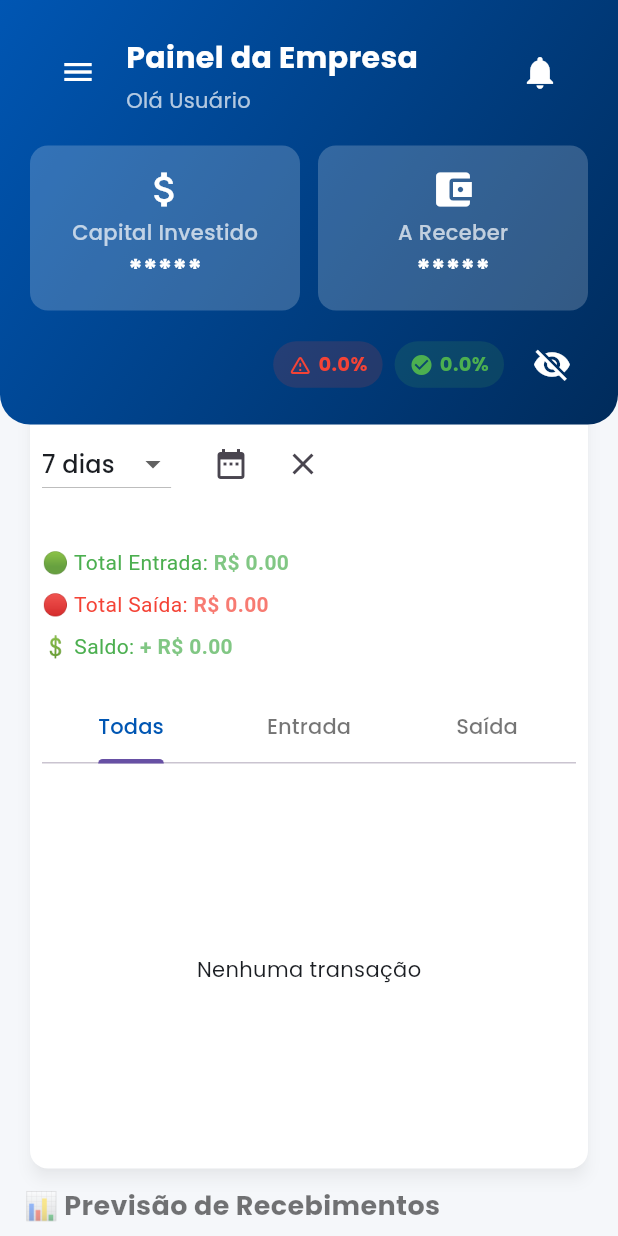
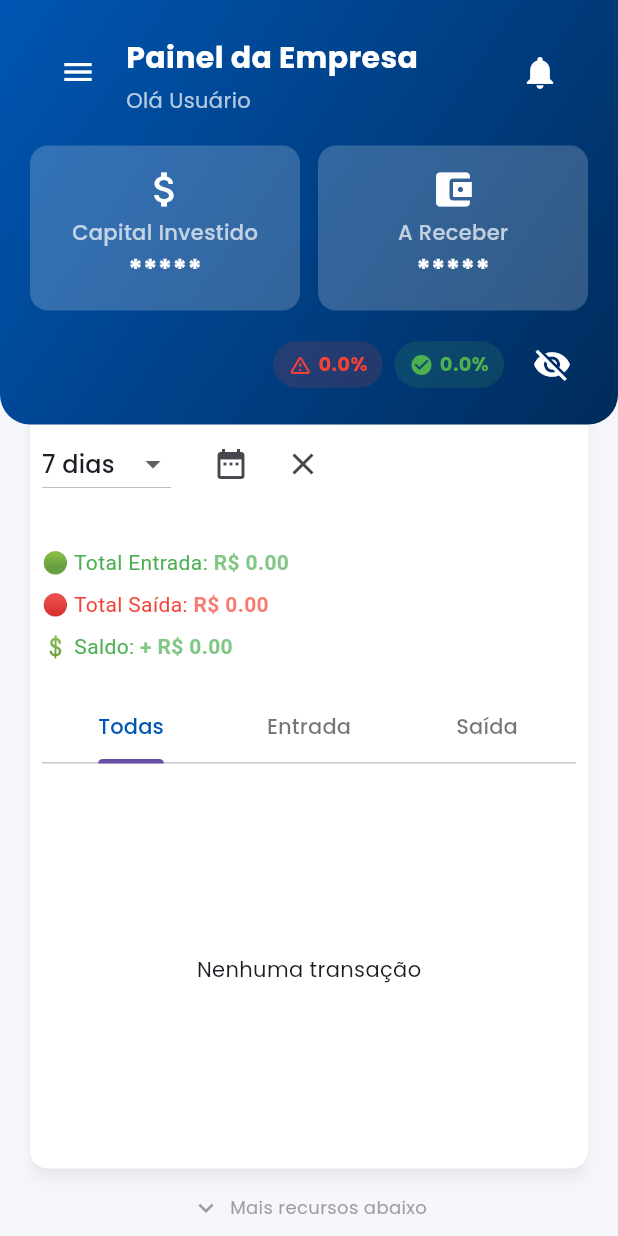
Before and after one commit to guilherme0290/emprestimo_frontend_luci, a Flutter app: the HomeEmpresaScreen widget shown alone on an empty page, opened directly, scrolled down 576 dp, on a phone screen of 412 x 824 dp. Run offline on Flutter 3.47's test engine with Material 3 defaults, Android fonts, the phone set to English and light mode, and no system bars; drawn by our look-alikes of badges; our stand-ins replace awesome_dialog, dio, dropdown_search, firebase_core, firebase_messaging, fl_chart and 10 more; missing offline and left inert: cpf_cnpj_validator; accounts and stored records are empty; network calls fail.

Commit message:
melhoria de UX/UI na home empresa e cobrador

```diff
--- a/lib/screens/home/home_empresa_screen.dart
+++ b/lib/screens/home/home_empresa_screen.dart
@@ -11,6 +11,7 @@ import 'package:emprestimos_app/widgets/parcelas_relevantes.dart';
 import 'package:emprestimos_app/widgets/previsao_recebimento_horizontal.dart';
 import 'package:emprestimos_app/widgets/resumo_painel_widget.dart';
 import 'package:emprestimos_app/widgets/resumo_trasacoes.dart';
+import 'package:emprestimos_app/widgets/scroll_hint.dart';
 import 'package:flutter/material.dart';
 import 'package:provider/provider.dart';
 
@@ -173,6 +174,9 @@ class _HomeEmpresaScreenState extends State<HomeEmpresaScreen> {
                               );
                       },
                     ),
+                    const SizedBox(height: 12),
+                    const ScrollHint(label: "Mais recursos abaixo"),
+                    const SizedBox(height: 12),
                     LabelTitulo(titulo: "📊 Previsão de Recebimentos"),
                     const SizedBox(height: 12),
                     SizedBox(
--- a/lib/screens/home/home_vendedor_screen.dart
+++ b/lib/screens/home/home_vendedor_screen.dart
@@ -12,6 +12,7 @@ import 'package:emprestimos_app/widgets/label_titulo.dart';
 import 'package:emprestimos_app/widgets/parcelas_relevantes.dart';
 import 'package:emprestimos_app/widgets/previsao_recebimento_horizontal.dart';
 import 'package:emprestimos_app/widgets/resumo_trasacoes.dart';
+import 'package:emprestimos_app/widgets/scroll_hint.dart';
 import 'package:flutter/material.dart';
 import 'package:provider/provider.dart';
 import '../../core/theme/theme.dart';
@@ -187,6 +188,8 @@ class _HomeVendedorScreenState extends State<HomeVendedorScreen> {
                       parcelas: emprestimoProvider.parcelas,
                       isLoading: false,
                     ),
+              const SizedBox(height: 8),
+              const ScrollHint(label: "Mais recursos abaixo"),
               const SizedBox(height: 20),
               // 🔹 Transações (agora aqui dentro, rolando junto)
               LabelTitulo(titulo: "📄 Transações"),
--- a/lib/widgets/parcelas_relevantes.dart
+++ b/lib/widgets/parcelas_relevantes.dart
@@ -18,6 +18,7 @@ class ParcelasResumoCard extends StatelessWidget {
   @override
   Widget build(BuildContext context) {
     final isMobile = MediaQuery.of(context).size.width < 600;
+    final showScrollHint = parcelas.length > 3;
     return SizedBox(
       height: isMobile ? 250 : 390, // 🔹 Define um tamanho fixo para o card
       child: Card(
@@ -53,6 +54,32 @@ class ParcelasResumoCard extends StatelessWidget {
                           ),
               ),
             ),
+            if (showScrollHint)
+              Container(
+                padding:
+                    const EdgeInsets.symmetric(horizontal: 12, vertical: 8),
+                decoration: BoxDecoration(
+                  color: Colors.grey.shade50,
+                  borderRadius: const BorderRadius.only(
+                    bottomLeft: Radius.circular(12),
+                    bottomRight: Radius.circular(12),
+                  ),
+                  border: Border(
+                    top: BorderSide(color: Colors.grey.shade200),
+                  ),
+                ),
+                child: Row(
+                  mainAxisAlignment: MainAxisAlignment.center,
+                  children: const [
+                    Icon(Icons.swap_vert, size: 16, color: Colors.grey),
+                    SizedBox(width: 6),
+                    Text(
+                      "Arraste dentro do card para ver mais parcelas",
+                      style: TextStyle(fontSize: 12, color: Colors.grey),
+                    ),
+                  ],
+                ),
+              ),
           ],
         ),
       ),
--- /dev/null
+++ b/lib/widgets/scroll_hint.dart
@@ -0,0 +1,56 @@
+import 'package:flutter/material.dart';
+
+class ScrollHint extends StatefulWidget {
+  final String label;
+
+  const ScrollHint({super.key, required this.label});
+
+  @override
+  State<ScrollHint> createState() => _ScrollHintState();
+}
+
+class _ScrollHintState extends State<ScrollHint>
+    with SingleTickerProviderStateMixin {
+  late final AnimationController _controller = AnimationController(
+    vsync: this,
+    duration: const Duration(milliseconds: 1200),
+  )..repeat(reverse: true);
+
+  late final Animation<double> _offset = Tween<double>(
+    begin: 0,
+    end: 6,
+  ).animate(CurvedAnimation(parent: _controller, curve: Curves.easeInOut));
+
+  @override
+  void dispose() {
+    _controller.dispose();
+    super.dispose();
+  }
+
+  @override
+  Widget build(BuildContext context) {
+    return Center(
+      child: AnimatedBuilder(
+        animation: _offset,
+        builder: (context, child) {
+          return Transform.translate(
+            offset: Offset(0, _offset.value),
+            child: child,
+          );
+        },
+        child: Row(
+          mainAxisSize: MainAxisSize.min,
+          children: [
+            const Icon(Icons.keyboard_arrow_down,
+                size: 20, color: Colors.grey),
+            const SizedBox(width: 6),
+            Text(
+              widget.label,
+              style: const TextStyle(fontSize: 12, color: Colors.grey),
+            ),
+          ],
+        ),
+      ),
+    );
+  }
+}
```
Also changed, not shown: 1 other file.
